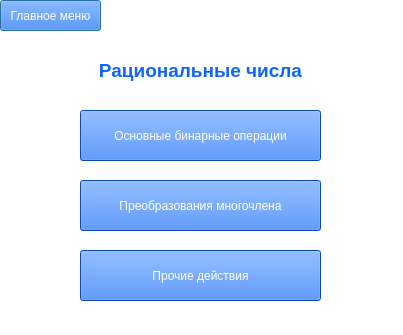
The window that gui/uis/P_modules_Window.ui (KirsonBrz/DM_colloquium_2019) describes before a commit, drawn with Qt 5.
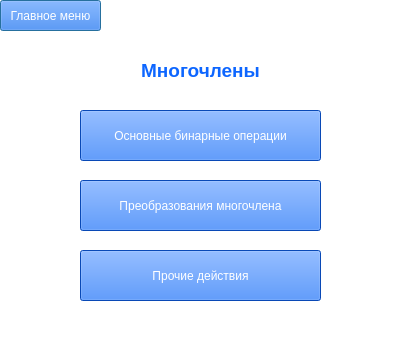
The same window after the commit.

Patch:
```diff
--- a/gui/uis/P_modules_Window.ui
+++ b/gui/uis/P_modules_Window.ui
@@ -7,7 +7,7 @@
     <x>0</x>
     <y>0</y>
     <width>403</width>
-    <height>335</height>
+    <height>352</height>
    </rect>
   </property>
   <property name="windowTitle">
@@ -94,7 +94,7 @@
     <string notr="true">color: #0D66FF;</string>
    </property>
    <property name="text">
-    <string>Рациональные числа</string>
+    <string>Многочлены</string>
    </property>
    <property name="alignment">
     <set>Qt::AlignCenter</set>
```
Left out of the diff: 2 changed lines with no effect on the pictures.
